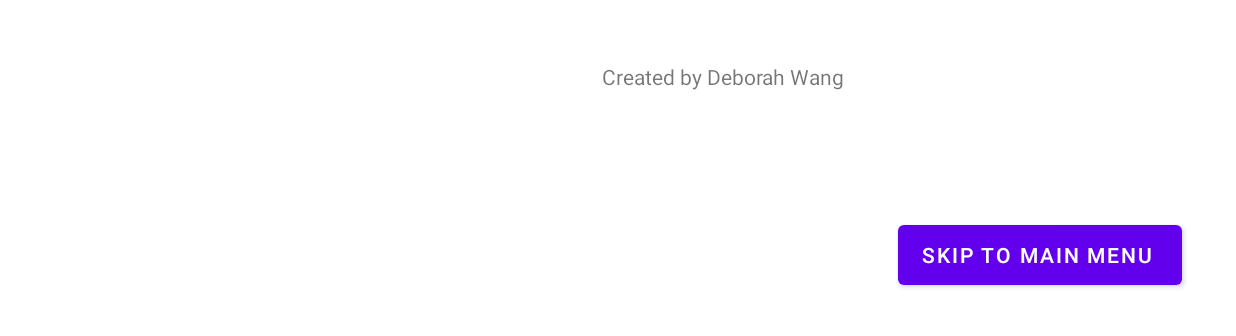
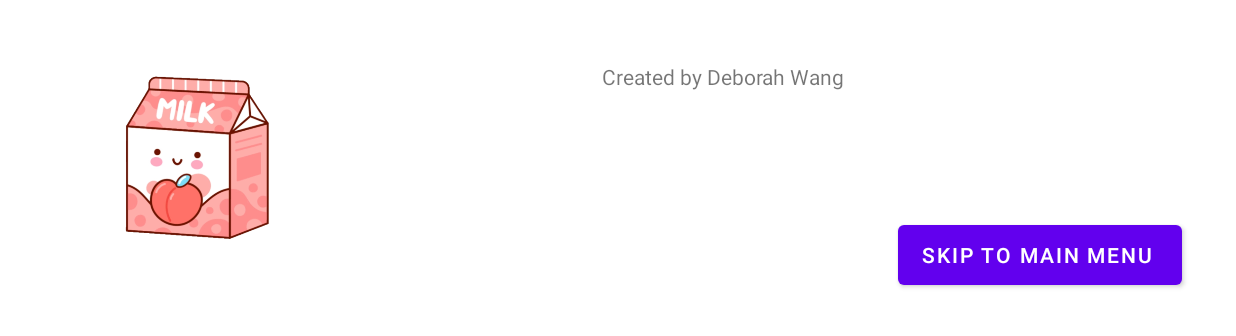
Before and after one commit to mrpthemrp/cmpt276-a3-game, an Android app: the screen it shows after launch (WelcomeScreen), on a phone screen of 824 x 412 dp (held sideways), the part 282-618 px from its top. Run offline under Robolectric (Android 15) with nearby library versions, the phone set to English and light mode, and no system bars.

Commit message:
Added 2 images.

```diff
--- a/app/src/main/res/layout/activity_help_screen.xml
+++ b/app/src/main/res/layout/activity_help_screen.xml
@@ -155,7 +155,7 @@
             android:layout_height="38dp"
             android:layout_marginStart="16dp"
             android:layout_marginTop="16dp"
-            android:text="@string/helpScreen_citationContent"
+            android:text="@string/helpScreen_citationContent1"
             app:layout_constraintStart_toStartOf="parent"
             app:layout_constraintTop_toBottomOf="@+id/help_Citations" />
 
--- a/app/src/main/res/layout/activity_options_screen.xml
+++ b/app/src/main/res/layout/activity_options_screen.xml
@@ -4,6 +4,7 @@
     xmlns:tools="http://schemas.android.com/tools"
     android:layout_width="match_parent"
     android:layout_height="match_parent"
+    android:background="@drawable/options_background"
     tools:context=".ui.OptionsScreen"
     tools:layout_editor_absoluteY="81dp">
 
--- a/app/src/main/res/layout/activity_welcome_screen.xml
+++ b/app/src/main/res/layout/activity_welcome_screen.xml
@@ -41,4 +41,14 @@
         app:layout_constraintBottom_toBottomOf="parent"
         app:layout_constraintEnd_toEndOf="parent" />
 
+    <ImageView
+        android:id="@+id/imageView2"
+        android:layout_width="136dp"
+        android:layout_height="125dp"
+        android:layout_marginStart="63dp"
+        android:layout_marginTop="41dp"
+        app:layout_constraintStart_toStartOf="parent"
+        app:layout_constraintTop_toBottomOf="@+id/welcome_gameName"
+        app:srcCompat="@drawable/peach_milk" />
+
 </androidx.constraintlayout.widget.ConstraintLayout>
--- a/app/src/main/res/values/strings.xml
+++ b/app/src/main/res/values/strings.xml
@@ -22,8 +22,7 @@
         only selecting empty cells will count towards the number of scans.</string>
 
     <string name = "helpScreen_citationTitle">Citations</string>
-    <string name = "helpScreen_citationContent">TEXT COMES HERE</string>
-
+    <string name = "helpScreen_citationContent1"><a href = "https://dribbble.com/shots/14312353-Kawaii-flavored-milk">Milk Carton Image</a></string>
 
     <string name="mainMenu_GameBtn">Touch to Start</string>
     <string name="mainMenu_OptionsBtn">Options</string>
```
Also changed, not shown: app/src/main/res/drawable/options_background.jpg (added), app/src/main/res/drawable/peach_milk.png (added).
